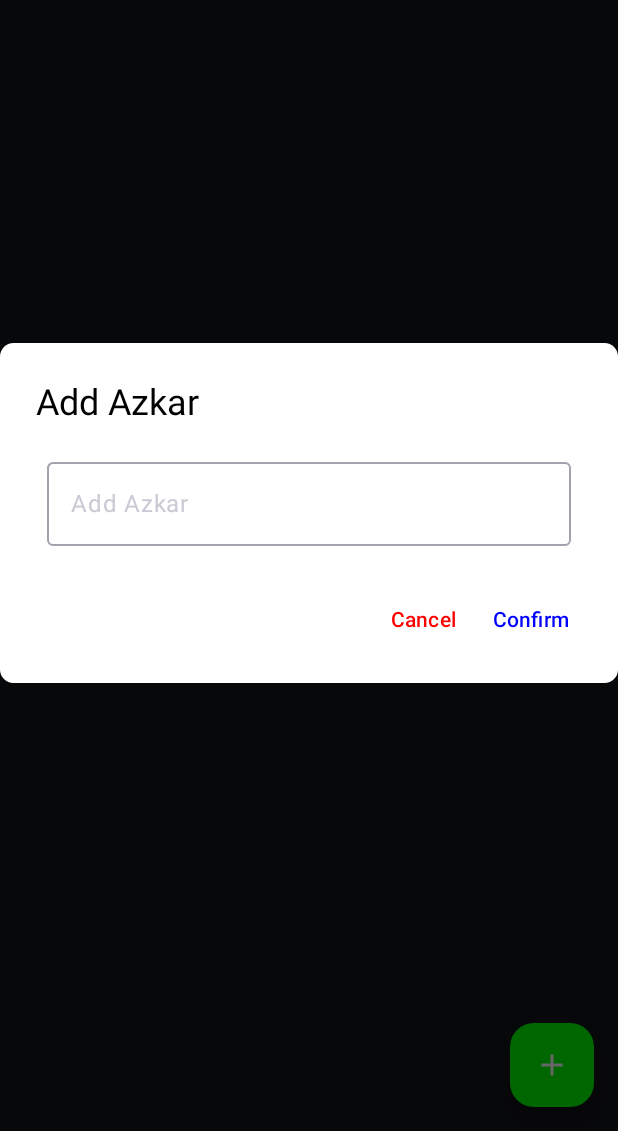
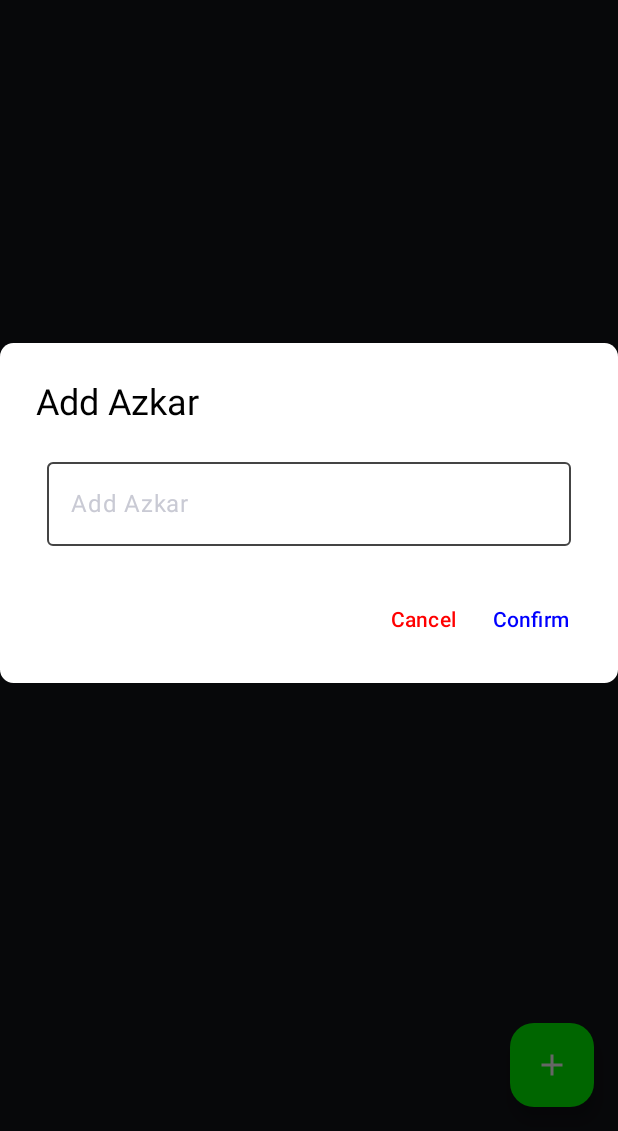
Before and after one commit to AhmedGamalRamadan/Sebha, an Android app built with Jetpack Compose: the screen it shows after launch (MainActivity), after a tap on "Add", on a phone screen of 412 x 824 dp, the part 105-1236 px from its top. Run offline under Robolectric (Android 15) with nearby library versions, the phone set to English and light mode, and no system bars; our stand-ins replace Room's generated code, accompanist; 1 other tap on this screen came first.

Commit message:
fix outlined text field color issue.

```diff
--- a/app/src/main/java/com/ag/projects/sebha/presentation/ui/components/alert_dialog/AlertDialog.kt
+++ b/app/src/main/java/com/ag/projects/sebha/presentation/ui/components/alert_dialog/AlertDialog.kt
@@ -71,10 +71,12 @@ fun AlertDialogAzkar(
                     Text(text = stringResource(R.string.add_azkar))
                 },
                 colors = OutlinedTextFieldDefaults.colors(
-                    focusedContainerColor = Color.White,
-                    unfocusedContainerColor = Color.White,
+                    focusedBorderColor = Color.DarkGray,
+                    unfocusedBorderColor = Color.DarkGray,
                     focusedTextColor = Color.Black,
-                    unfocusedTextColor = Color.Black
+                    unfocusedTextColor = Color.Black,
+                    cursorColor = Color.Black
+
                 ),
                 maxLines = 1,
                 isError = isError
```
